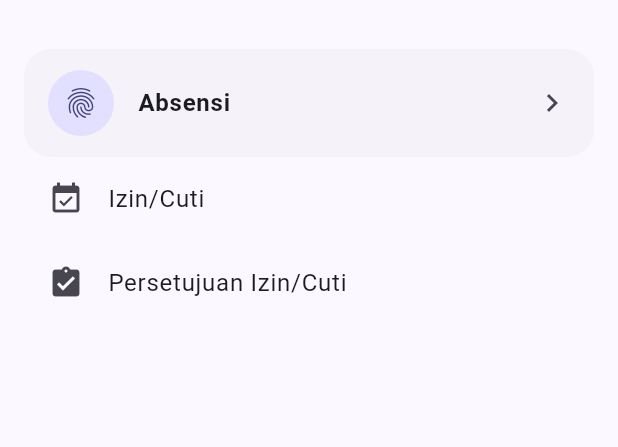
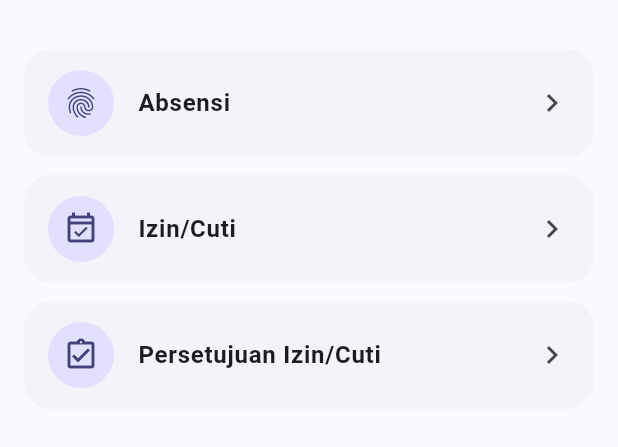
Before and after one commit to zinedine1210/talvio-mobile, a Flutter app: the HomeScreen screen opened by its route, on a phone screen of 412 x 824 dp, the part 59-506 px from its top. Run offline on Flutter 3.47's test engine with Material 3 defaults, Android fonts, the phone set to English and light mode, and no system bars; our stand-ins replace camera, dio, flutter_riverpod, geolocator, go_router, image_picker and 1 more; missing offline and left inert: google_mlkit_face_detection, tflite_flutter; accounts and stored records are empty; generated files the repository leaves out were written again.

Commit message:
fix(ui): style leave/approval-config menu items to match _MenuCard
The Fase 3 merge landed these as bare ListTiles instead of the card
style the rest of the home menu uses (a merge-conflict-resolution gap,
not a deliberate choice).

```diff
--- a/lib/features/dashboard/presentation/home_screen.dart
+++ b/lib/features/dashboard/presentation/home_screen.dart
@@ -41,14 +41,16 @@ class HomeScreen extends ConsumerWidget {
             label: t.attendanceMenu,
             onTap: () => context.push('/attendance'),
           ),
-          ListTile(
-            leading: const Icon(Icons.event_available),
-            title: Text(t.leaveMenu),
+          const SizedBox(height: 12),
+          _MenuCard(
+            icon: Icons.event_available_outlined,
+            label: t.leaveMenu,
             onTap: () => context.push('/leave'),
           ),
-          ListTile(
-            leading: const Icon(Icons.assignment_turned_in),
-            title: Text(t.leaveApprovalsMenu),
+          const SizedBox(height: 12),
+          _MenuCard(
+            icon: Icons.assignment_turned_in_outlined,
+            label: t.leaveApprovalsMenu,
             onTap: () => context.push('/leave/approvals'),
           ),
           if (isHr) ...[
@@ -70,9 +72,10 @@ class HomeScreen extends ConsumerWidget {
               label: t.pendingReviewMenu,
               onTap: () => context.push('/attendance/pending-review'),
             ),
-            ListTile(
-              leading: const Icon(Icons.rule),
-              title: Text(t.approvalConfigMenu),
+            const SizedBox(height: 12),
+            _MenuCard(
+              icon: Icons.rule_outlined,
+              label: t.approvalConfigMenu,
               onTap: () => context.push('/company/approval-configs'),
             ),
           ],
```
